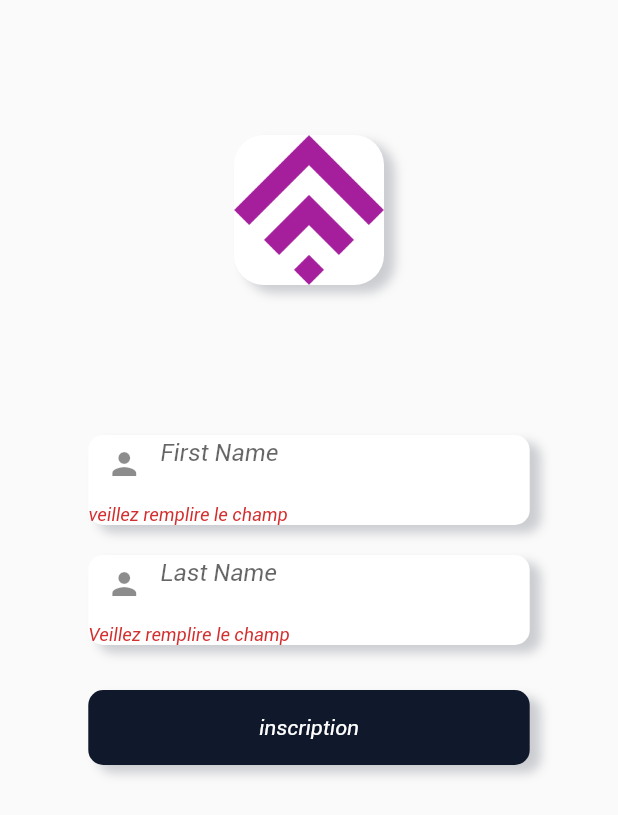
After one commit to esthy07/my_nanversion2, a Flutter app: the Register screen opened by its route, after a tap on "inscription", on a phone screen of 412 x 824 dp. The commit adds this screen. Shown: the top 815 px of the screen. Run offline on Flutter 3.47's test engine with Material 2 defaults, Android fonts, the phone set to English and light mode, and no system bars; our stand-ins replace flutter_spinkit, focused_menu, motion_tab_bar; missing offline and left inert: dart:ffi; accounts and stored records are empty.

Commit message:
Inscription with prov and firerbase

```diff
--- a/lib/main.dart
+++ b/lib/main.dart
@@ -1,5 +1,6 @@
 import 'package:flutter/material.dart';
 import 'package:mynan/screens/AuthPages/login.dart';
+import 'package:mynan/screens/AuthPages/register.dart';
 import 'package:mynan/screens/HomePages/home.dart';
 import 'package:mynan/screens/HomePages/homePage.dart';
 import 'package:provider/provider.dart';
@@ -32,6 +33,7 @@ class MyApp extends StatelessWidget {
           HomePage.routeName: (BuildContext context) => HomePage(),
           Home.routeName:(BuildContext context) => Home(),
           Login.routeName:(BuildContext context) => Login(),
+          Register.routeName:(BuildContext context) => Register(),
         },
       ),
     );
--- a/lib/screens/AuthPages/login.dart
+++ b/lib/screens/AuthPages/login.dart
@@ -1,4 +1,6 @@
 import 'package:flutter/material.dart';
+import 'package:mynan/Constantes/customeTheme.dart';
+import 'package:mynan/screens/AuthPages/register.dart';
 import 'package:mynan/screens/HomePages/home.dart';
 
 class Login extends StatefulWidget {
@@ -95,6 +97,14 @@ class _LoginState extends State<Login> {
                       Text('connexion', style: TextStyle(color: Colors.white)),
                 ),
               ),
+              SizedBox(height: 40),
+              InkWell(
+                onTap: ()=>Navigator.of(context).pushNamed(Register.routeName),
+                              child: Container(
+                  child: Text("S'inscrire",style: TextStyle(color: primaryColor),),
+                ),
+              )
+
             ],
           ),
         ),
--- /dev/null
+++ b/lib/screens/AuthPages/register.dart
@@ -0,0 +1,203 @@
+import 'dart:ffi';
+
+import 'package:flutter/material.dart';
+import 'package:mynan/Provider/UserProv.dart';
+import 'package:mynan/model/UseurModel.dart';
+import 'package:mynan/screens/HomePages/home.dart';
+import 'dart:math';
+
+import 'package:provider/provider.dart';
+
+const _chars = 'AaBbCcDdEeFfGgHhIiJjKkLlMmNnOoPpQqRrSsTtUuVvWwXxYyZz1234567890';
+
+class Register extends StatefulWidget {
+  static const routeName = "Register";
+  @override
+  _RegisterState createState() => _RegisterState();
+}
+
+class _RegisterState extends State<Register> {
+  String name;
+  String lastName;
+  String numerotControleur;
+
+  Random _rnd = Random();
+
+  String getRandomString(int length) => String.fromCharCodes(Iterable.generate(
+      length, (_) => _chars.codeUnitAt(_rnd.nextInt(_chars.length))));
+
+  Future<void> seveUser() async {
+    bool isOk = _formKey.currentState.validate();
+    print("Save Message");
+    final String userName = "NaN4.21_" + getRandomString(5);
+    if (isOk) {
+      User newUser =
+          User(firstName: name, lastName: lastName, username: userName);
+      Provider.of<UserProv>(context, listen: false).addUser(newUser);
+    }
+  }
+
+  final _formKey = GlobalKey<FormState>();
+
+  @override
+  Widget build(BuildContext context) {
+    Widget champ(
+      IconData icon,
+      String input,
+      TextEditingController myController,
+    ) {
+      return Container(
+        decoration: BoxDecoration(
+          color: Colors.white,
+          borderRadius: BorderRadius.circular(10),
+          boxShadow: <BoxShadow>[
+            BoxShadow(
+              color: Color(0xff10182b).withOpacity(0.2),
+              blurRadius: 5,
+              offset: Offset(7, 5),
+            ),
+          ],
+        ),
+        height: 60,
+        margin: EdgeInsets.all(10),
+        width: MediaQuery.of(context).size.width / 1.4,
+        alignment: Alignment.center,
+        child: TextField(
+          controller: myController,
+          decoration: InputDecoration(
+              prefixIcon: Icon(icon),
+              border: InputBorder.none,
+              hintText: input),
+        ),
+      );
+    }
+
+    return Scaffold(
+      body: SingleChildScrollView(
+        child: Container(
+          height: MediaQuery.of(context).size.height,
+          alignment: Alignment.center,
+          child: Column(
+            crossAxisAlignment: CrossAxisAlignment.center,
+            children: <Widget>[
+              SizedBox(height: 90),
+              Container(
+                height: 100,
+                width: 100,
+                decoration: BoxDecoration(
+                    color: Colors.white,
+                    boxShadow: <BoxShadow>[
+                      BoxShadow(
+                        color: Color(0xff10182b).withOpacity(0.2),
+                        blurRadius: 5,
+                        offset: Offset(7, 5),
+                      ),
+                    ],
+                    image: DecorationImage(
+                      image: AssetImage('assets/images/nan.png'),
+                    ),
+                    borderRadius: BorderRadius.circular(20)),
+              ),
+              SizedBox(height: 90),
+              Form(
+                key: _formKey,
+                child: Column(
+                  children: <Widget>[
+                    Container(
+                      decoration: BoxDecoration(
+                        color: Colors.white,
+                        borderRadius: BorderRadius.circular(10),
+                        boxShadow: <BoxShadow>[
+                          BoxShadow(
+                            color: Color(0xff10182b).withOpacity(0.2),
+                            blurRadius: 5,
+                            offset: Offset(7, 5),
+                          ),
+                        ],
+                      ),
+                      height: 60,
+                      margin: EdgeInsets.all(10),
+                      width: MediaQuery.of(context).size.width / 1.4,
+                      alignment: Alignment.center,
+                      child: TextFormField(
+                        validator: (value) {
+                          if (value.isEmpty) {
+                            return "veillez remplire le champ ";
+                          } else {
+                            setState(() {
+                              name = value;
+                            });
+                          }
+                          return null;
+                        },
+                        decoration: InputDecoration(
+                            prefixIcon: Icon(Icons.person),
+                            border: InputBorder.none,
+                            hintText: "First Name"),
+                      ),
+                    ),
+                    Container(
+                      decoration: BoxDecoration(
+                        color: Colors.white,
+                        borderRadius: BorderRadius.circular(10),
+                        boxShadow: <BoxShadow>[
+                          BoxShadow(
+                            color: Color(0xff10182b).withOpacity(0.2),
+                            blurRadius: 5,
+                            offset: Offset(7, 5),
+                          ),
+                        ],
+                      ),
+                      height: 60,
+                      margin: EdgeInsets.all(10),
+                      width: MediaQuery.of(context).size.width / 1.4,
+                      alignment: Alignment.center,
+                      child: TextFormField(
+                        validator: (value) {
+                          if (value.isEmpty) {
+                            return "Veillez remplire le champ";
+                          } else {
+                            setState(() {
+                              lastName = value;
+                            });
+                          }
+                          return null;
+                        },
+                        decoration: InputDecoration(
+                            prefixIcon: Icon(Icons.person),
+                            border: InputBorder.none,
+                            hintText: "Last Name"),
+                      ),
+                    ),
+                  ],
+                ),
+              ),
+              SizedBox(height: 20),
+              InkWell(
+                onTap: seveUser,
+                child: Container(
+                  decoration: BoxDecoration(
+                    color: Color(0xff10182b),
+                    borderRadius: BorderRadius.circular(10),
+                    boxShadow: <BoxShadow>[
+                      BoxShadow(
+                        color: Color(0xff10182b).withOpacity(0.2),
+                        blurRadius: 5,
+                        offset: Offset(7, 5),
+                      ),
+                    ],
+                  ),
+                  alignment: Alignment.center,
+                  height: 50,
+                  width: MediaQuery.of(context).size.width / 1.4,
+                  child: Text('inscription',
+                      style: TextStyle(color: Colors.white)),
+                ),
+              ),
+            ],
+          ),
+        ),
+      ),
+    );
+  }
+}
--- a/lib/screens/HomePages/home.dart
+++ b/lib/screens/HomePages/home.dart
@@ -36,7 +36,7 @@ class _HomeState extends State<Home> with TickerProviderStateMixin {
   Widget build(BuildContext context) {
     return Scaffold(
         bottomNavigationBar: MotionTabBar(
-          labels: ["Home", "Search", "Chat","Dashboard"],
+          labels: ["Home", "Search", "Chat","Profil"],
           initialSelectedTab: "Home",
           tabIconColor: primaryColor,
           tabSelectedColor: primaryColor,
```
